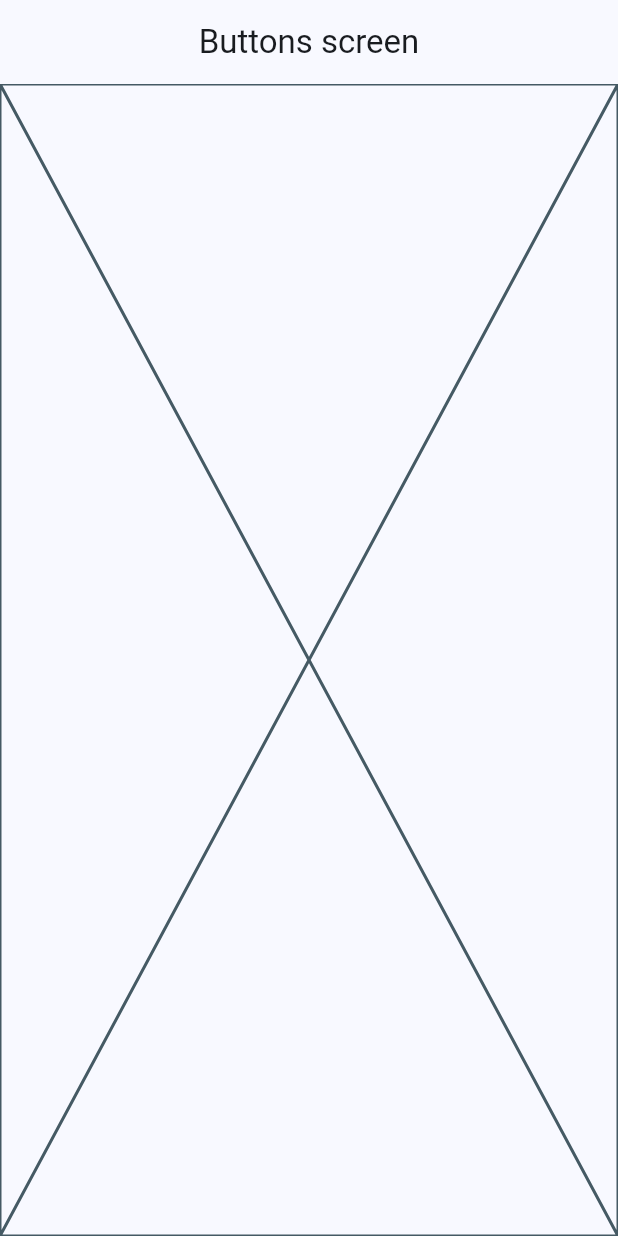
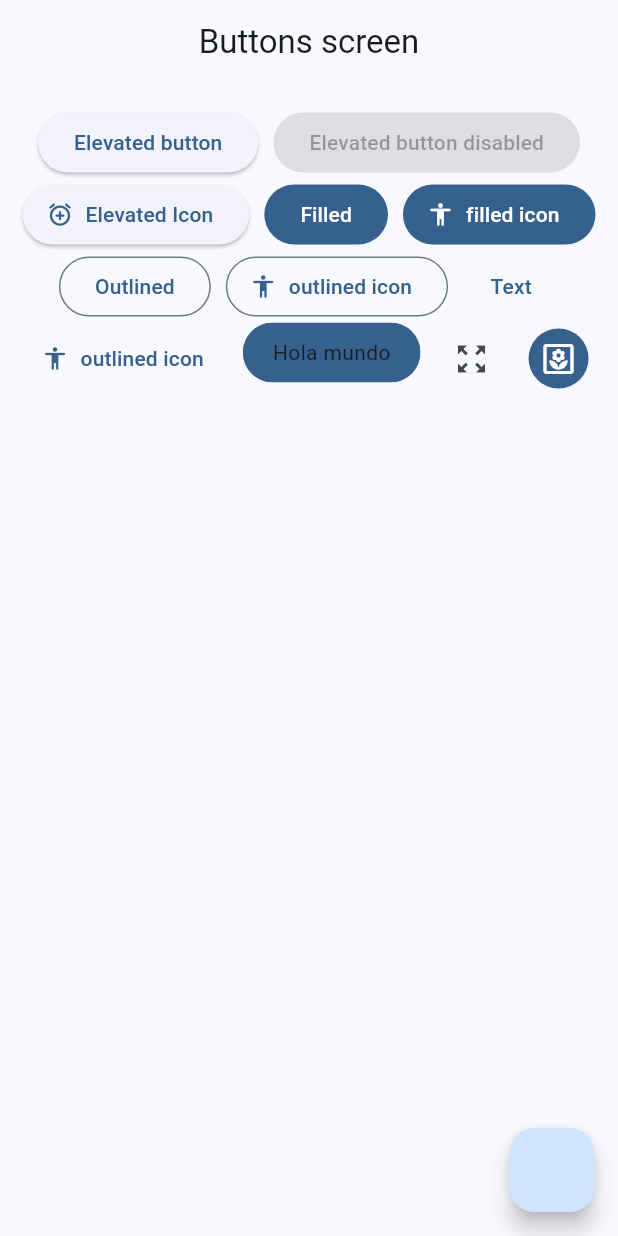
Before and after one commit to SanJohan/widgets-app, a Flutter app: the ButtonsScreen screen opened by its route, on a phone screen of 412 x 824 dp. Run offline on Flutter 3.47's test engine with Material 3 defaults, Android fonts, the phone set to English and light mode, and no system bars; our stand-ins replace go_router.

Commit message:
button screen finished

```diff
--- a/lib/presentation/screens/buttons/buttons_screen.dart
+++ b/lib/presentation/screens/buttons/buttons_screen.dart
@@ -1,4 +1,5 @@
 import 'package:flutter/material.dart';
+import 'package:go_router/go_router.dart';
 
 class ButtonsScreen extends StatelessWidget {
 
@@ -12,7 +13,99 @@ class ButtonsScreen extends StatelessWidget {
       appBar: AppBar(
         title: const Text('Buttons screen'),
       ),
-      body: const Placeholder(),
+      body: _ButtonsView(),
+      floatingActionButton: FloatingActionButton(
+        onPressed: () {
+          context.pop();
+        },
+      ),
     );
   }
 }
+
+class _ButtonsView extends StatelessWidget {
+
+  @override
+  Widget build(BuildContext context) {
+
+    final colors = Theme.of(context).colorScheme;
+
+    return SizedBox(
+      width: double.infinity,
+      child: Padding(
+        padding: const EdgeInsets.symmetric(horizontal: 10, vertical: 15),
+        child: Wrap(
+          spacing: 10,
+          alignment: WrapAlignment.center,
+          children: [
+            ElevatedButton(onPressed: (){}, child: const Text('Elevated button')),
+            const ElevatedButton(onPressed: null, child: Text('Elevated button disabled')),
+            ElevatedButton.icon(
+              onPressed: (){},
+              icon: const Icon(Icons.alarm_add_rounded),
+              label: const Text('Elevated Icon')
+            ),
+
+            FilledButton(onPressed: (){}, child: const Text('Filled')),
+            FilledButton.icon(
+              onPressed: (){},
+              icon: const Icon(Icons.accessibility_rounded),
+              label: const Text('filled icon')
+            ),
+
+            OutlinedButton(onPressed: (){}, child: const Text('Outlined')),
+            OutlinedButton.icon(
+              onPressed: (){},
+              icon: const Icon(Icons.accessibility_rounded),
+              label: const Text('outlined icon')
+            ),
+
+            TextButton(onPressed: (){}, child: const Text('Text')),
+            TextButton.icon(
+              onPressed: (){},
+              icon: const Icon(Icons.accessibility_rounded),
+              label: const Text('outlined icon')
+            ),
+
+            CustomButton(),
+
+            IconButton(onPressed: (){}, icon: const Icon(Icons.zoom_out_map_sharp)),
+            IconButton(
+              onPressed: (){},
+              icon: const Icon(Icons.yard_outlined),
+              style: ButtonStyle(
+                backgroundColor: WidgetStatePropertyAll(colors.primary),
+                iconColor: const WidgetStatePropertyAll(Colors.white),
+              ),
+            )
+
+          ],
+        ),
+      ),
+    );
+  }
+}
+
+class CustomButton extends StatelessWidget {
+  const CustomButton({super.key});
+
+  @override
+  Widget build(BuildContext context) {
+
+    final colors = Theme.of(context).colorScheme;
+
+    return ClipRRect(
+      borderRadius: BorderRadius.circular(20),
+      child: Material(
+        color: colors.primary,
+        child: InkWell(
+          onTap: (){},
+          child: const Padding(
+            padding: EdgeInsets.symmetric(horizontal: 20, vertical: 10),
+            child: Text('Hola mundo'),
+          ),
+        ),
+      ),
+    );
+  }
+}
```
